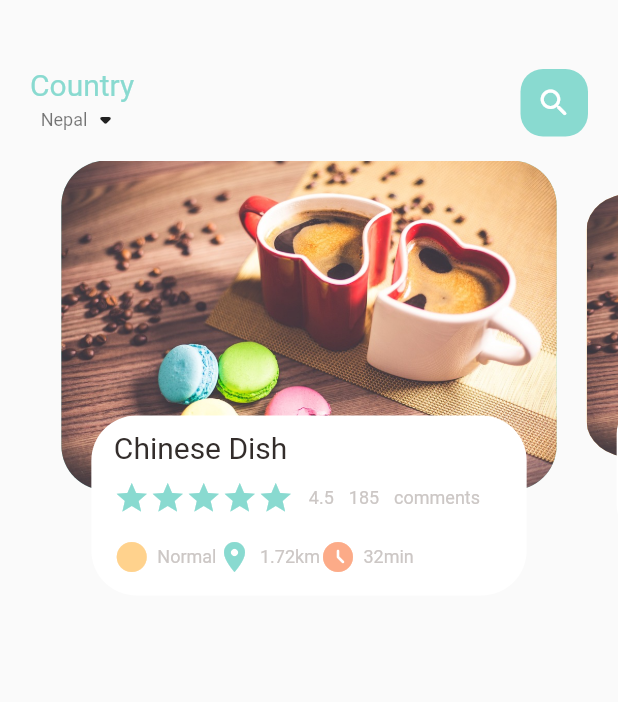
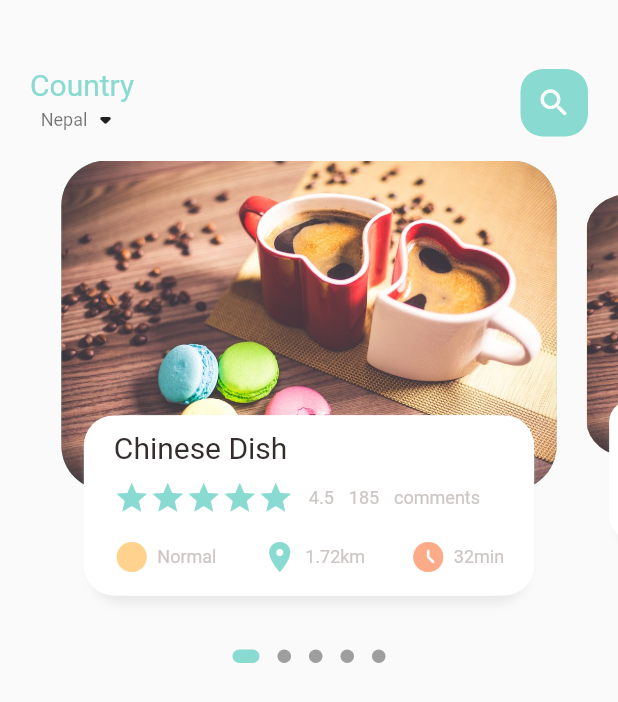
Before and after one commit to AlikoGrace/food_delivery_project, a Flutter app: the screen it shows after launch, on a phone screen of 412 x 824 dp. Shown: the top 702 px of the screen. Run offline on Flutter 3.47's test engine with Material 2 defaults, Android fonts, the phone set to English and light mode, and no system bars; drawn by our look-alikes of dots_indicator.

Commit message:
added the shadows and navigaton dots

```diff
--- a/lib/home/food_page_body.dart
+++ b/lib/home/food_page_body.dart
@@ -3,6 +3,7 @@ import 'package:food_delivery_project/app_styles.dart';
 import 'package:food_delivery_project/widgets/big_text.dart';
 import 'package:food_delivery_project/widgets/small_text.dart';
 import 'package:food_delivery_project/widgets/icon_and_text_widget.dart';
+import 'package:dots_indicator/dots_indicator.dart';
 
 class FoodPageBody extends StatefulWidget {
   const FoodPageBody({Key? key}) : super(key: key);
@@ -42,7 +43,9 @@ class _FoodPageBodyState extends State<FoodPageBody> {
 
   @override
   Widget build(BuildContext context) {
-    return Container(
+    return Column(
+      children: [
+        Container(
           //container should always have a height
           height: 320,
           child: PageView.builder(
@@ -51,6 +54,19 @@ class _FoodPageBodyState extends State<FoodPageBody> {
               itemBuilder: (context, position) {
                 return _buildPageItem(position);
               }),
+        ),
+        new DotsIndicator(
+          dotsCount: 5,
+          position: _currentPageValue,
+          decorator: DotsDecorator(
+            activeColor: kMainColor,
+            size: const Size.square(9.0),
+            activeSize: const Size(18.0, 9.0),
+            activeShape: RoundedRectangleBorder(
+                borderRadius: BorderRadius.circular(5.0)),
+          ),
+        ),
+      ],
     );
   }
 
@@ -91,8 +107,15 @@ class _FoodPageBodyState extends State<FoodPageBody> {
               height: 120,
               decoration: BoxDecoration(
                   color: Colors.white,
-                borderRadius: BorderRadius.circular(30),
-              ),
+                  borderRadius: BorderRadius.circular(20),
+                  boxShadow: [
+                    BoxShadow(
+                        color: Color(0xFFe8e8e8),
+                        blurRadius: 5.0,
+                        offset: Offset(0, 5)),
+                    BoxShadow(color: Colors.white, offset: Offset(-5, 0)),
+                    BoxShadow(color: Colors.white, offset: Offset(5, 0))
+                  ]),
               child: Container(
                   padding: EdgeInsets.only(right: 15, left: 15, top: 10),
                   child: Column(
@@ -126,6 +149,7 @@ class _FoodPageBodyState extends State<FoodPageBody> {
                       ),
                       SizedBox(height: 15),
                       Row(
+                        mainAxisAlignment: MainAxisAlignment.spaceBetween,
                         children: [
                           IconTextWidget(
                               icon: Icons.circle_sharp,
--- a/pubspec.yaml
+++ b/pubspec.yaml
@@ -39,6 +39,7 @@ dependencies:
 dev_dependencies:
   flutter_test:
     sdk: flutter
+  get: ^4.1.4
 
   # The "flutter_lints" package below contains a set of recommended lints to
   # encourage good coding practices. The lint set provided by the package is
@@ -46,6 +47,7 @@ dev_dependencies:
   # package. See that file for information about deactivating specific lint
   # rules and activating additional ones.
   flutter_lints: ^2.0.0
+  dots_indicator: ^2.1.0
 
 # For information on the generic Dart part of this file, see the
 # following page: https://dart.dev/tools/pub/pubspec
```
Also changed, not shown: pubspec.lock. Lines whose indentation alone changed are shown as unchanged.
